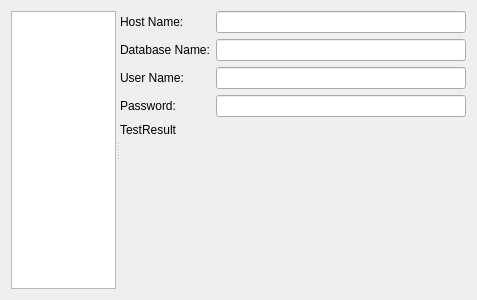
Above: connections/connections.ui from KDE/quanta before the change. Below: the same form after it.
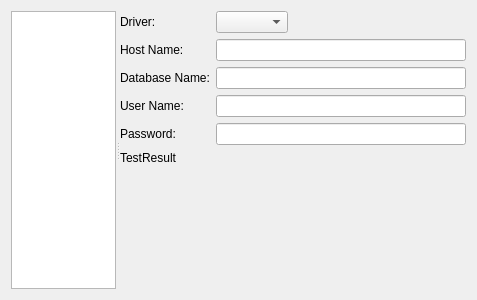
That is the form after the change. Custom widgets are drawn as their Qt base class.

Commit message: Configurable driver for database connection

Diff of the .ui file:
```diff
--- a/connections/connections.ui
+++ b/connections/connections.ui
@@ -21,7 +21,13 @@
       <layout class="QVBoxLayout" name="verticalLayout">
        <item>
         <layout class="QFormLayout" name="formLayout">
-         <item row="0" column="0">
+         <property name="fieldGrowthPolicy">
+          <enum>QFormLayout::ExpandingFieldsGrow</enum>
+         </property>
+         <item row="0" column="1">
+          <widget class="KComboBox" name="driver"/>
+         </item>
+         <item row="1" column="0">
           <widget class="QLabel" name="label">
            <property name="text">
             <string>Host Name:</string>
@@ -31,7 +37,7 @@
            </property>
           </widget>
          </item>
-         <item row="0" column="1">
+         <item row="1" column="1">
           <widget class="KLineEdit" name="hostName">
            <property name="minimumSize">
             <size>
@@ -41,7 +47,7 @@
            </property>
           </widget>
          </item>
-         <item row="1" column="0">
+         <item row="2" column="0">
           <widget class="QLabel" name="label_2">
            <property name="text">
             <string>Database Name:</string>
@@ -51,10 +57,10 @@
            </property>
           </widget>
          </item>
-         <item row="1" column="1">
+         <item row="2" column="1">
           <widget class="KLineEdit" name="database"/>
          </item>
-         <item row="2" column="0">
+         <item row="3" column="0">
           <widget class="QLabel" name="label_3">
            <property name="text">
             <string>User Name:</string>
@@ -64,10 +70,10 @@
            </property>
           </widget>
          </item>
-         <item row="2" column="1">
+         <item row="3" column="1">
           <widget class="KLineEdit" name="userName"/>
          </item>
-         <item row="3" column="0">
+         <item row="4" column="0">
           <widget class="QLabel" name="label_4">
            <property name="text">
             <string>Password:</string>
@@ -77,13 +83,20 @@
            </property>
           </widget>
          </item>
-         <item row="3" column="1">
+         <item row="4" column="1">
           <widget class="KLineEdit" name="password">
            <property name="echoMode">
             <enum>QLineEdit::Password</enum>
            </property>
           </widget>
          </item>
+         <item row="0" column="0">
+          <widget class="QLabel" name="label_5">
+           <property name="text">
+            <string>Driver:</string>
+           </property>
+          </widget>
+         </item>
         </layout>
        </item>
        <item>
@@ -117,6 +130,11 @@
    <extends>QLineEdit</extends>
    <header>klineedit.h</header>
   </customwidget>
+  <customwidget>
+   <class>KComboBox</class>
+   <extends>QComboBox</extends>
+   <header>kcombobox.h</header>
+  </customwidget>
  </customwidgets>
  <resources/>
  <connections/>
```
The commit also changes 4 other files.
